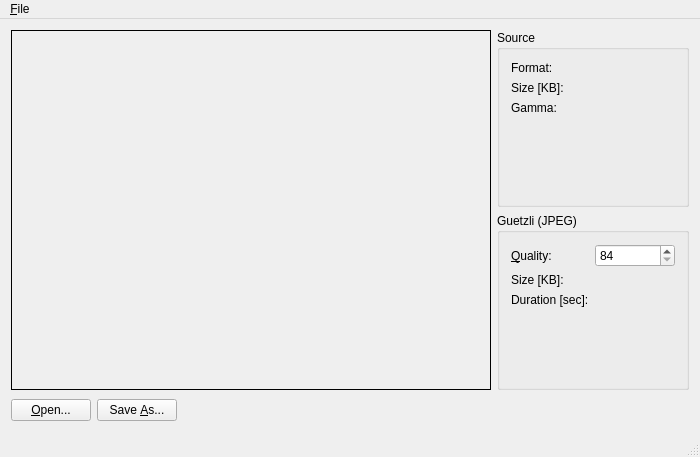
The window that GuetzliSimpleGUI/MainWindow.ui (till213/GuetzliImageIOPlugin) describes before a commit, drawn with Qt 5.
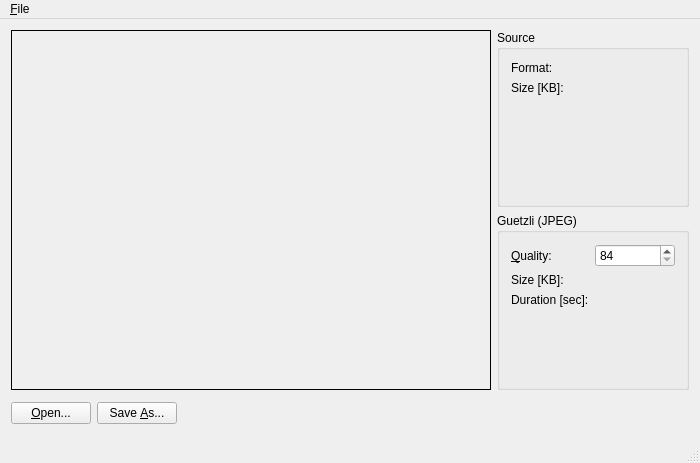
The same window after the commit.

Commit message: Remove gamma text field. FreeBSD 'make' doesn't like 'obj' directories (?).

The edit to the form file:
```diff
--- a/GuetzliSimpleGUI/MainWindow.ui
+++ b/GuetzliSimpleGUI/MainWindow.ui
@@ -7,7 +7,7 @@
     <x>0</x>
     <y>0</y>
     <width>700</width>
-    <height>457</height>
+    <height>463</height>
    </rect>
   </property>
   <property name="windowTitle">
@@ -87,20 +87,6 @@
              </property>
             </widget>
            </item>
-           <item row="2" column="0">
-            <widget class="QLabel" name="label_6">
-             <property name="text">
-              <string>Gamma:</string>
-             </property>
-            </widget>
-           </item>
-           <item row="2" column="1">
-            <widget class="QLabel" name="sourceGammaLabel">
-             <property name="text">
-              <string/>
-             </property>
-            </widget>
-           </item>
           </layout>
          </widget>
         </item>
```
The commit also changes 6 other files.
